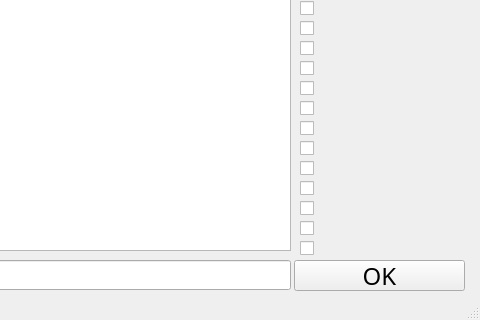
Above: res/planner.ui from DGSW-FLUT/School-Broadcast-Automation before the change; both pictures show x 320 to 800 and y 529 to 849 of the 800 by 849 pixel window. Below: the same form after it.
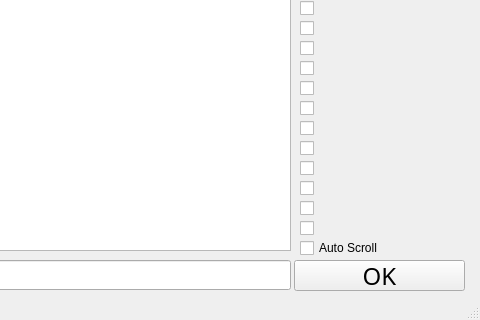
That is the form after the change.

Commit message: Feature Togglable Auto Scroll

Diff of the .ui file:
```diff
--- a/res/planner.ui
+++ b/res/planner.ui
@@ -325,7 +325,7 @@
      </rect>
     </property>
     <property name="text">
-     <string/>
+     <string>Auto Scroll</string>
     </property>
    </widget>
   </widget>
```
Left out of the diff: 2 changed lines with no effect on the pictures. The commit also changes 1 other file.
